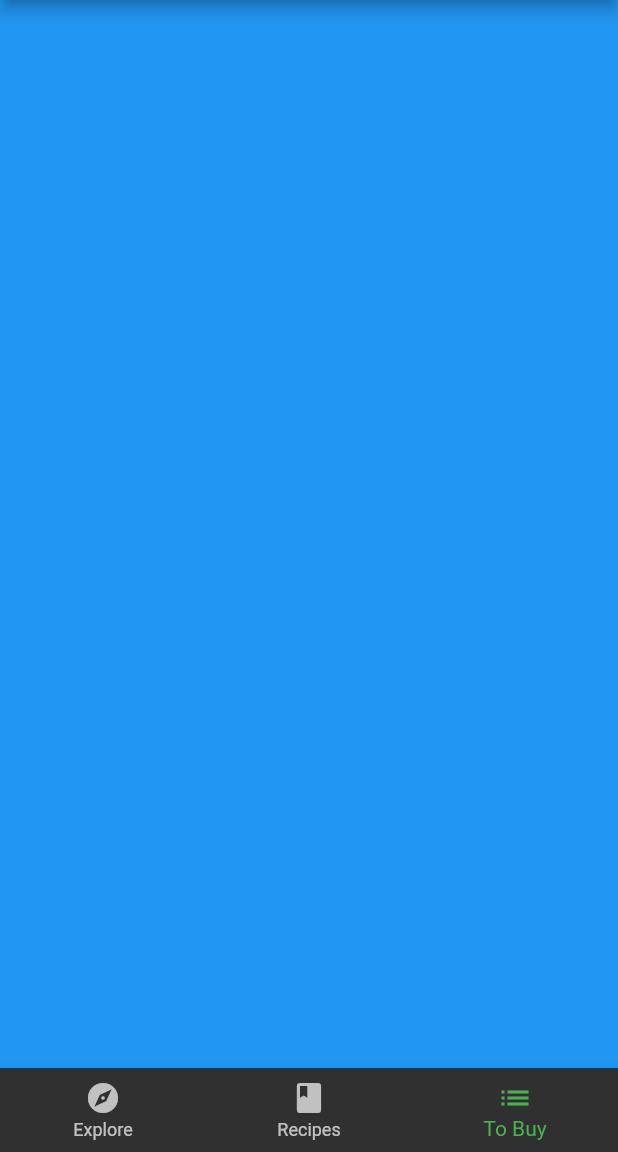
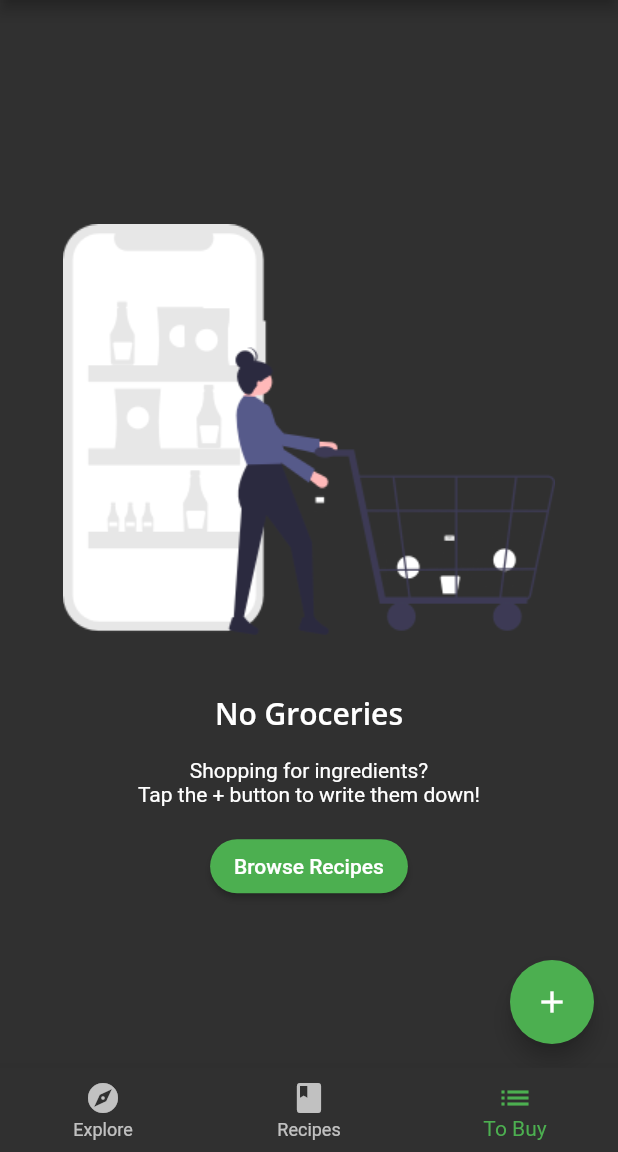
Before and after one commit to othmanekahtal/fooderlich-flutter-app, a Flutter app: the screen it shows after launch, item 3 of the bottom bar chosen, on a phone screen of 412 x 824 dp, the part 84-1236 px from its top. Run offline on Flutter 3.47's test engine with Material 2 defaults, Android fonts, the phone set to English and light mode, and no system bars; our stand-ins replace google_fonts; project files that could hold a hidden picture were left out.

Commit message:
add empty groceries and setup state management provider and more ...

```diff
--- a/lib/home.dart
+++ b/lib/home.dart
@@ -1,6 +1,9 @@
 import 'package:flutter/material.dart';
 import 'screens/explore_screen.dart';
 import 'screens/recipes_screen.dart';
+import 'screens/grocery_screen.dart';
+import 'package:provider/provider.dart';
+import 'models/models.dart';
 
 class Home extends StatefulWidget {
   const Home({Key? key}) : super(key: key);
@@ -15,7 +18,7 @@ class _HomeState extends State<Home> {
   static List<Widget> pages = <Widget>[
     ExploreScreen(),
     RecipesScreen(),
-    Container(color: Colors.blue),
+    GroceryScreen(),
   ];
 
   void _onItemTapped(int index) {
@@ -26,6 +29,9 @@ class _HomeState extends State<Home> {
 
   @override
   Widget build(BuildContext context) {
+    // 1
+    return Consumer<TabManager>(
+      builder: (context, tabManager, child) {
         return Scaffold(
           appBar: AppBar(
             title: Text(
@@ -33,11 +39,18 @@ class _HomeState extends State<Home> {
               style: Theme.of(context).textTheme.headline6,
             ),
           ),
-      body: pages[_selectedIndex],
+// 2
+// TODO: Replace body
+          body: pages[tabManager.selectedTab],
           bottomNavigationBar: BottomNavigationBar(
-        selectedItemColor: Theme.of(context).textSelectionTheme.selectionColor,
-        currentIndex: _selectedIndex,
-        onTap: _onItemTapped,
+            selectedItemColor:
+                Theme.of(context).textSelectionTheme.selectionColor,
+// 3
+            currentIndex: tabManager.selectedTab,
+            onTap: (index) {
+// 4
+              tabManager.goToTab(index);
+            },
             items: <BottomNavigationBarItem>[
               const BottomNavigationBarItem(
                 icon: Icon(Icons.explore),
@@ -54,5 +67,7 @@ class _HomeState extends State<Home> {
             ],
           ),
         );
+      },
+    );
   }
 }
--- a/lib/main.dart
+++ b/lib/main.dart
@@ -1,5 +1,6 @@
 import 'package:flutter/material.dart';
-
+import 'package:provider/provider.dart';
+import 'models/models.dart';
 import 'fooderlich_theme.dart';
 import 'home.dart';
 
@@ -15,7 +16,13 @@ class Fooderlich extends StatelessWidget {
     return MaterialApp(
       theme: theme,
       title: 'Fooderlich',
-      home: const Home(),
+      home: MultiProvider(
+        providers: [
+          ChangeNotifierProvider(create: (context) => TabManager()),
+          ChangeNotifierProvider(create: (context) => GroceryManager()),
+        ],
+        child: const Home(),
+      ),
     );
   }
 }
--- /dev/null
+++ b/lib/models/grocery_item.dart
@@ -0,0 +1,44 @@
+import 'package:flutter/painting.dart';
+
+enum Importance {
+  low,
+  medium,
+  high,
+}
+
+class GroceryItem {
+  final String id;
+  final String name;
+  final Importance importance;
+  final Color color;
+  final int quantity;
+  final DateTime date;
+  final bool isComplete;
+  GroceryItem({
+    required this.color,
+    required this.date,
+    required this.id,
+    required this.importance,
+    required this.isComplete,
+    required this.name,
+    required this.quantity,
+  });
+  GroceryItem copyWith({
+    String? id,
+    String? name,
+    Importance? importance,
+    Color? color,
+    int? quantity,
+    DateTime? date,
+    bool? isComplete,
+  }) {
+    return GroceryItem(
+        id: id ?? this.id,
+        name: name ?? this.name,
+        importance: importance ?? this.importance,
+        color: color ?? this.color,
+        quantity: quantity ?? this.quantity,
+        date: date ?? this.date,
+        isComplete: isComplete ?? this.isComplete);
+  }
+}
--- a/lib/models/models.dart
+++ b/lib/models/models.dart
@@ -2,3 +2,6 @@ export 'explore_recipe.dart';
 export 'post.dart';
 export 'simple_recipe.dart';
 export 'explore_data.dart';
+export 'grocery_item.dart';
+export 'tab_manager.dart';
+export 'grocery_manager.dart';
--- /dev/null
+++ b/lib/models/tab_manager.dart
@@ -0,0 +1,21 @@
+import 'package:flutter/material.dart';
+
+// 1
+class TabManager extends ChangeNotifier {
+// 2
+  int selectedTab = 0;
+// 3
+  void goToTab(index) {
+// 4
+    selectedTab = index;
+// 5
+    notifyListeners();
+  }
+
+// 6
+  void goToRecipes() {
+    selectedTab = 1;
+// 7
+    notifyListeners();
+  }
+}
--- /dev/null
+++ b/lib/screens/empty_grocery_screen.dart
@@ -0,0 +1,49 @@
+import 'package:flutter/material.dart';
+import 'package:fooderlich/models/models.dart';
+import 'package:provider/provider.dart';
+
+class EmptyGroceryScreen extends StatelessWidget {
+  const EmptyGroceryScreen({Key? key}) : super(key: key);
+
+  @override
+  Widget build(BuildContext context) {
+    return Padding(
+      padding: const EdgeInsets.all(30.0),
+      child: Center(
+        child: Column(
+          mainAxisAlignment: MainAxisAlignment.center,
+          children: [
+            Flexible(
+              child: AspectRatio(
+                aspectRatio: 1 / 1,
+                child: Image.asset('assets/fooderlich_assets/empty_list.png'),
+              ),
+            ),
+            Text(
+              'No Groceries',
+              style: Theme.of(context).textTheme.headline6,
+            ),
+            const SizedBox(height: 16.0),
+            const Text(
+              'Shopping for ingredients?\n'
+              'Tap the + button to write them down!',
+              textAlign: TextAlign.center,
+            ),
+            const SizedBox(height: 16.0),
+            MaterialButton(
+              textColor: Colors.white,
+              child: const Text('Browse Recipes'),
+              shape: RoundedRectangleBorder(
+                borderRadius: BorderRadius.circular(30.0),
+              ),
+              color: Colors.green,
+              onPressed: () {
+                Provider.of<TabManager>(context, listen: false).goToRecipes();
+              },
+            ),
+          ],
+        ),
+      ),
+    );
+  }
+}
--- /dev/null
+++ b/lib/screens/grocery_screen.dart
@@ -0,0 +1,40 @@
+import 'package:flutter/material.dart';
+import 'empty_grocery_screen.dart';
+import 'package:provider/provider.dart';
+import '../models/models.dart';
+
+class GroceryScreen extends StatelessWidget {
+  const GroceryScreen({Key? key}) : super(key: key);
+  @override
+  Widget build(BuildContext context) {
+    // 5
+    return Scaffold(
+// 6
+      floatingActionButton: FloatingActionButton(
+        child: const Icon(Icons.add),
+        onPressed: () {
+// TODO 11: Present GroceryItemScreen
+        },
+      ),
+// 7
+      body: buildGroceryScreen(),
+    );
+  }
+
+  Widget buildGroceryScreen() {
+// 1
+    return Consumer<GroceryManager>(
+// 2
+      builder: (context, manager, child) {
+// 3
+        if (manager.groceryItems.isNotEmpty) {
+// TODO 25: Add GroceryListScreen
+          return Container();
+        } else {
+// 4
+          return const EmptyGroceryScreen();
+        }
+      },
+    );
+  }
+}
--- a/pubspec.yaml
+++ b/pubspec.yaml
@@ -11,6 +11,10 @@ dependencies:
   flutter:
     sdk: flutter
   google_fonts: ^2.1.0
+  provider: ^6.0.2
+  flutter_colorpicker: ^0.6.0
+  intl: ^0.17.0
+  uuid: ^3.0.4
 
 dev_dependencies:
   flutter_test:
@@ -24,3 +28,4 @@ flutter:
     - assets/magazine_pics/
     - assets/sample_data/
     - assets/profile_pics/
+    - assets/fooderlich_assets/
```
Also changed, not shown: lib/models/grocery_manager.dart (added, +33 -0 lines), assets/fooderlich_assets/empty_list.png (added), lib/screens/grocery_item_screen.dart (added), pubspec.lock. Lines whose indentation alone changed are shown as unchanged.
